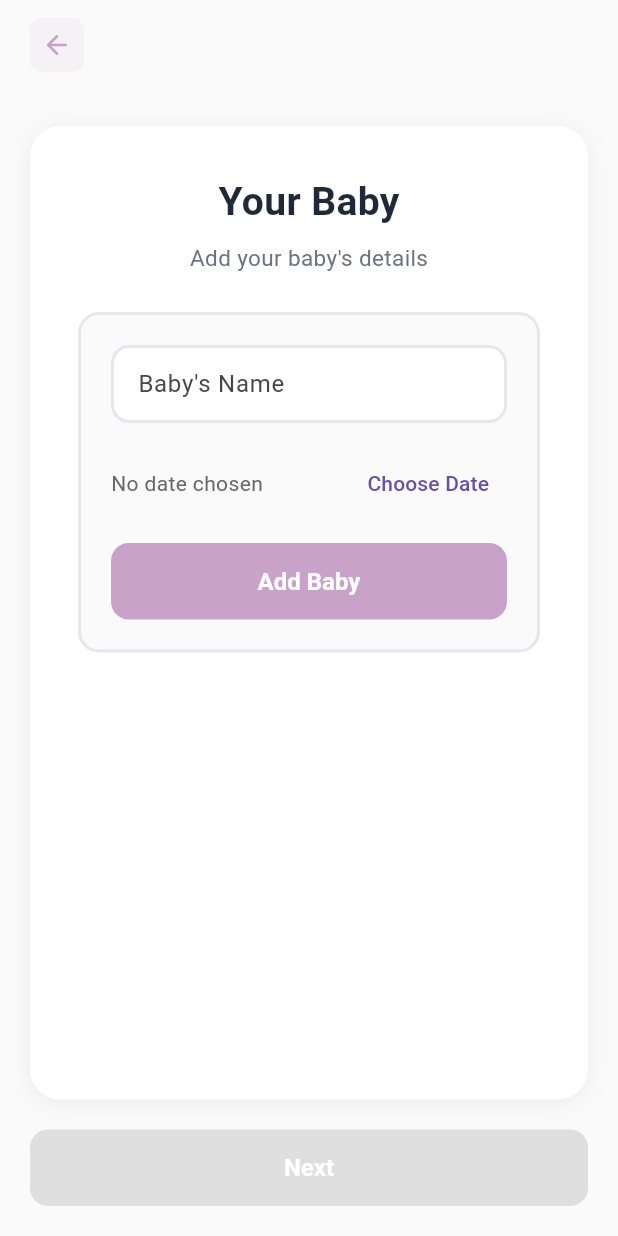
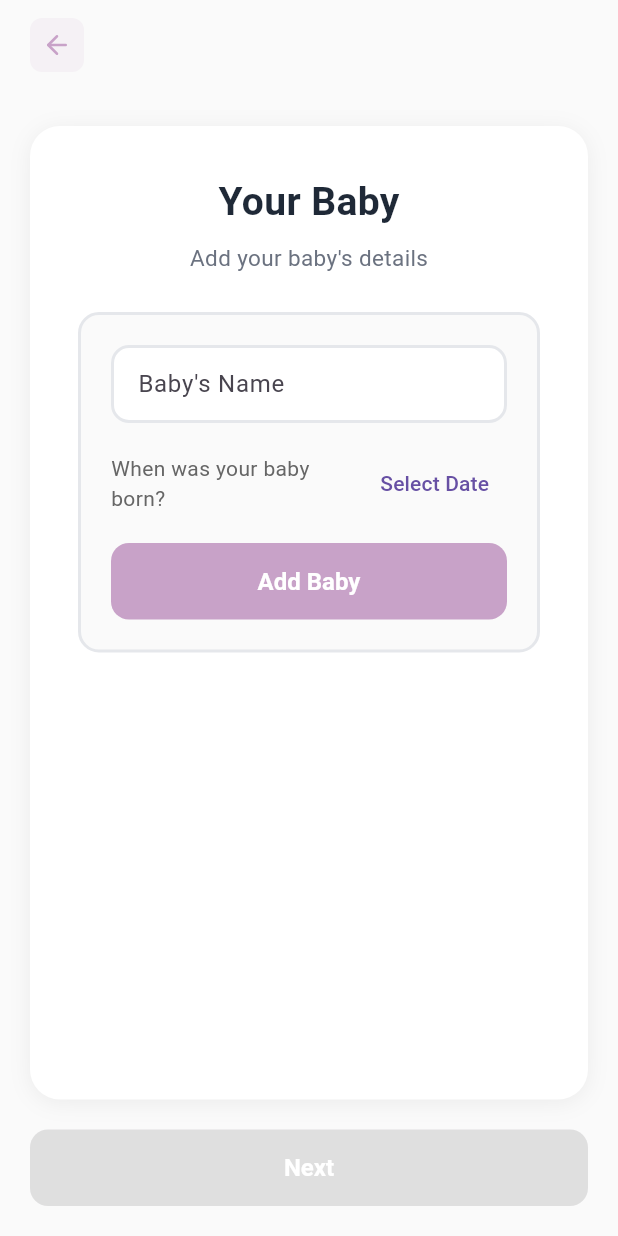
Before and after one commit to invertednz/BabySleepApp, a Flutter app: the OnboardingBabyScreen screen opened directly, on a phone screen of 412 x 824 dp. Run offline on Flutter 3.47's test engine with Material 3 defaults, Android fonts, the phone set to English and light mode, and no system bars; our stand-ins replace cloud_firestore, confetti, firebase_auth, firebase_core, flutter_feather_icons, flutter_local_notifications and 11 more; missing offline and left inert: crop_your_image, mixpanel_flutter; accounts and stored records are empty.

Commit message:
Onboarding UX fixes: birth date clarity, header spacing, thank you nav, milestones reload
- Baby screen: date prompt now says "When was your baby born?" with
  "Select Date" button and clear date picker header
- Parent concerns: reduced icon/spacing to shift "What keeps you up
  at night?" header higher on screen
- Thank you screen: restructured layout with SingleChildScrollView and
  pinned bottom buttons so Continue is always accessible on all screen sizes
- Milestones: added forceReload to MilestoneProvider and retry logic
  in milestones screen when milestone list is empty (fixes blank screen
  when Supabase RLS blocks initial load)
- Tests: replaced broken smoke test with targeted widget tests for
  the three modified onboarding screens

Co-Authored-By: Claude Opus 4.6 (1M context) <noreply@anthropic.com>

```diff
--- a/babysteps_app/lib/providers/milestone_provider.dart
+++ b/babysteps_app/lib/providers/milestone_provider.dart
@@ -10,8 +10,8 @@ class MilestoneProvider with ChangeNotifier {
   List<Milestone> get milestones => _milestones;
   bool get isLoading => _isLoading;
 
-  Future<void> loadMilestones() async {
-    if (_milestones.isNotEmpty) {
+  Future<void> loadMilestones({bool forceReload = false}) async {
+    if (_milestones.isNotEmpty && !forceReload) {
       return;
     }
 
--- a/babysteps_app/lib/screens/onboarding_baby_screen.dart
+++ b/babysteps_app/lib/screens/onboarding_baby_screen.dart
@@ -140,7 +140,7 @@ class _OnboardingBabyScreenState extends State<OnboardingBabyScreen> {
       }
     } else if (_selectedDate == null) {
       ScaffoldMessenger.of(context).showSnackBar(
-        const SnackBar(content: Text('Please choose a birthdate')),
+        const SnackBar(content: Text('Please select when your baby was born')),
       );
     }
   }
@@ -249,7 +249,7 @@ class _OnboardingBabyScreenState extends State<OnboardingBabyScreen> {
                                   Expanded(
                                     child: Text(
                                       _selectedDate == null
-                                          ? 'No date chosen'
+                                          ? 'When was your baby born?'
                                           : 'Born: ${DateFormat.yMMMd().format(_selectedDate!)}',
                                     ),
                                   ),
@@ -261,6 +261,7 @@ class _OnboardingBabyScreenState extends State<OnboardingBabyScreen> {
                                         initialDate: initial,
                                         firstDate: DateTime(2015),
                                         lastDate: DateTime.now(),
+                                        helpText: 'WHEN WAS YOUR BABY BORN?',
                                       );
                                       if (pickedDate != null) {
                                         setState(() {
@@ -268,7 +269,7 @@ class _OnboardingBabyScreenState extends State<OnboardingBabyScreen> {
                                         });
                                       }
                                     },
-                                    child: const Text('Choose Date'),
+                                    child: const Text('Select Date'),
                                   ),
                                 ],
                               ),
```
Also changed, not shown: babysteps_app/lib/screens/milestones_screen.dart (+9 -1 lines), babysteps_app/lib/screens/onboarding_parent_concerns_screen.dart (+6 -5 lines), babysteps_app/lib/screens/onboarding_thank_you_screen.dart (+27 -9 lines), 1 other file.
